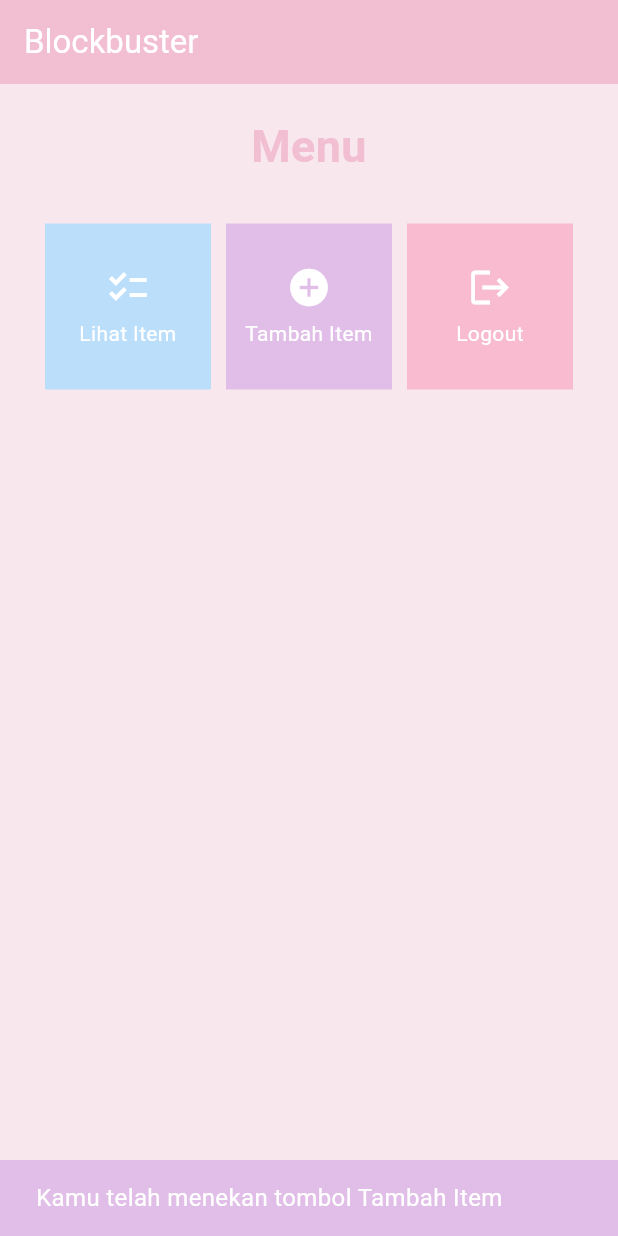
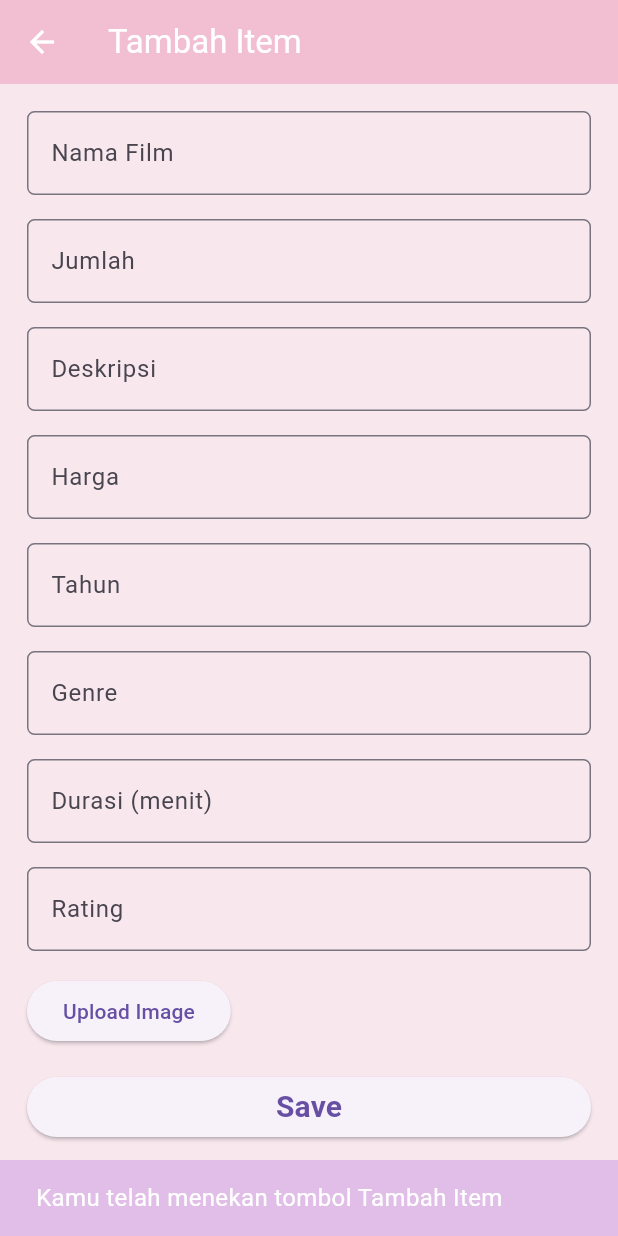
Before and after one commit to jessiruth/blockbuster-flutter, a Flutter app: the screen it shows after launch, after a tap on "Tambah Item", on a phone screen of 412 x 824 dp. Run offline on Flutter 3.47's test engine with Material 2 defaults, Android fonts, the light colour scheme and no system bars; our stand-ins replace image_picker.

Commit message:
Add file selector plugins and menu item for adding new item

```diff
--- /dev/null
+++ b/lib/models/item.dart
@@ -0,0 +1,49 @@
+class Item {
+  String name;
+  int amount;
+  String description;
+  double price;
+  int year;
+  String genre;
+  int duration;
+  double rating;
+  String image;
+
+  Item({
+    required this.name,
+    required this.amount,
+    required this.description,
+    required this.price,
+    required this.year,
+    required this.genre,
+    required this.duration,
+    required this.rating,
+    required this.image,
+  });
+
+  factory Item.fromJson(Map<String, dynamic> json) {
+    return Item(
+      name: json['name'],
+      amount: json['amount'],
+      description: json['description'],
+      price: json['price'],
+      year: json['year'],
+      genre: json['genre'],
+      duration: json['duration'],
+      rating: json['rating'],
+      image: json['image'],
+    );
+  }
+
+  Map<String, dynamic> toJson() => {
+        'name': name,
+        'amount': amount,
+        'description': description,
+        'price': price,
+        'year': year,
+        'genre': genre,
+        'duration': duration,
+        'rating': rating,
+        'image': image,
+      };
+}
--- /dev/null
+++ b/lib/screens/add_item.dart
@@ -0,0 +1,312 @@
+import 'dart:io';
+
+import 'package:image_picker/image_picker.dart';
+import 'package:flutter/material.dart';
+import 'package:blockbuster/models/item.dart';
+
+class AddItem extends StatefulWidget {
+  const AddItem({Key? key}) : super(key: key);
+
+  @override
+  State<AddItem> createState() => _AddItemState();
+}
+
+class _AddItemState extends State<AddItem> {
+  final _formKey = GlobalKey<FormState>();
+  var _item = Item(
+    name: '',
+    amount: 0,
+    description: '',
+    price: 0,
+    year: 0,
+    genre: '',
+    duration: 0,
+    rating: 0,
+    image: '',
+  );
+
+  @override
+  Widget build(BuildContext context) {
+    return Scaffold(
+        appBar: AppBar(
+          title: const Text('Tambah Item'),
+          foregroundColor: Colors.white,
+          backgroundColor: Theme.of(context).primaryColor,
+        ),
+        body: Form(
+          key: _formKey,
+          child: SingleChildScrollView(
+            padding: const EdgeInsets.all(10.0),
+            child: Column(
+              crossAxisAlignment: CrossAxisAlignment.start,
+              children: [
+                Padding(
+                  padding: const EdgeInsets.all(8.0),
+                  child: TextFormField(
+                    decoration: InputDecoration(
+                      hintText: 'Ponyo',
+                      labelText: 'Nama Film',
+                      border: OutlineInputBorder(
+                        borderRadius: BorderRadius.circular(5.0),
+                      ),
+                    ),
+                    onChanged: (String? value) {
+                      setState(() {
+                        _item.name = value!;
+                      });
+                    },
+                    validator: (String? value) {
+                      if (value == null || value.isEmpty) {
+                        return 'Nama film tidak boleh kosong';
+                      }
+                      return null;
+                    },
+                  ),
+                ),
+                Padding(
+                  padding: const EdgeInsets.all(8.0),
+                  child: TextFormField(
+                    keyboardType: TextInputType.number,
+                    decoration: InputDecoration(
+                      hintText: '10',
+                      labelText: 'Jumlah',
+                      border: OutlineInputBorder(
+                        borderRadius: BorderRadius.circular(5.0),
+                      ),
+                    ),
+                    onChanged: (String? value) {
+                      setState(() {
+                        _item.amount = int.parse(value!);
+                      });
+                    },
+                    validator: (String? value) {
+                      if (value == null || value.isEmpty) {
+                        return 'Jumlah tidak boleh kosong';
+                      }
+                      return null;
+                    },
+                  ),
+                ),
+                Padding(
+                  padding: const EdgeInsets.all(8.0),
+                  child: TextFormField(
+                    keyboardType: TextInputType.multiline,
+                    decoration: InputDecoration(
+                      hintText: 'Lorem ipsum dolor sit amet',
+                      labelText: 'Deskripsi',
+                      border: OutlineInputBorder(
+                        borderRadius: BorderRadius.circular(5.0),
+                      ),
+                    ),
+                    onChanged: (String? value) {
+                      setState(() {
+                        _item.description = value!;
+                      });
+                    },
+                    validator: (String? value) {
+                      if (value == null || value.isEmpty) {
+                        return 'Deskripsi tidak boleh kosong';
+                      }
+                      return null;
+                    },
+                  ),
+                ),
+                Padding(
+                  padding: const EdgeInsets.all(8.0),
+                  child: TextFormField(
+                    keyboardType: TextInputType.number,
+                    decoration: InputDecoration(
+                      hintText: '10000',
+                      labelText: 'Harga',
+                      border: OutlineInputBorder(
+                        borderRadius: BorderRadius.circular(5.0),
+                      ),
+                    ),
+                    onChanged: (String? value) {
+                      setState(() {
+                        _item.price = double.parse(value!);
+                      });
+                    },
+                    validator: (String? value) {
+                      if (value == null || value.isEmpty) {
+                        return 'Harga tidak boleh kosong';
+                      }
+                      return null;
+                    },
+                  ),
+                ),
+                Padding(
+                  padding: const EdgeInsets.all(8.0),
+                  child: TextFormField(
+                    keyboardType: TextInputType.number,
+                    decoration: InputDecoration(
+                      hintText: '2008',
+                      labelText: 'Tahun',
+                      border: OutlineInputBorder(
+                        borderRadius: BorderRadius.circular(5.0),
+                      ),
+                    ),
+                    onChanged: (String? value) {
+                      setState(() {
+                        _item.year = int.parse(value!);
+                      });
+                    },
+                    validator: (String? value) {
+                      if (value == null || value.isEmpty) {
+                        return 'Tahun tidak boleh kosong';
+                      }
+                      return null;
+                    },
+                  ),
+                ),
+                Padding(
+                  padding: const EdgeInsets.all(8.0),
+                  child: TextFormField(
+                    decoration: InputDecoration(
+                      hintText: 'Animation',
+                      labelText: 'Genre',
+                      border: OutlineInputBorder(
+                        borderRadius: BorderRadius.circular(5.0),
+                      ),
+                    ),
+                    onChanged: (String? value) {
+                      setState(() {
+                        _item.genre = value!;
+                      });
+                    },
+                    validator: (String? value) {
+                      if (value == null || value.isEmpty) {
+                        return 'Genre tidak boleh kosong';
+                      }
+                      return null;
+                    },
+                  ),
+                ),
+                Padding(
+                  padding: const EdgeInsets.all(8.0),
+                  child: TextFormField(
+                    keyboardType: TextInputType.number,
+                    decoration: InputDecoration(
+                      hintText: '101',
+                      labelText: 'Durasi (menit)',
+                      border: OutlineInputBorder(
+                        borderRadius: BorderRadius.circular(5.0),
+                      ),
+                    ),
+                    onChanged: (String? value) {
+                      setState(() {
+                        _item.duration = int.parse(value!);
+                      });
+                    },
+                    validator: (String? value) {
+                      if (value == null || value.isEmpty) {
+                        return 'Durasi tidak boleh kosong';
+                      }
+                      return null;
+                    },
+                  ),
+                ),
+                Padding(
+                  padding: const EdgeInsets.all(8.0),
+                  child: TextFormField(
+                    keyboardType:
+                        const TextInputType.numberWithOptions(decimal: true),
+                    decoration: InputDecoration(
+                      hintText: '7.7',
+                      labelText: 'Rating',
+                      border: OutlineInputBorder(
+                        borderRadius: BorderRadius.circular(5.0),
+                      ),
+                    ),
+                    onChanged: (String? value) {
+                      setState(() {
+                        _item.rating = double.parse(value!);
+                      });
+                    },
+                    validator: (String? value) {
+                      if (value == null || value.isEmpty) {
+                        return 'Rating tidak boleh kosong';
+                      }
+                      return null;
+                    },
+                  ),
+                ),
+                Padding(
+                  padding: const EdgeInsets.all(8.0),
+                  child: ElevatedButton(
+                    // Add Image
+                    onPressed: () async {
+                      final picker = ImagePicker();
+                      final XFile? image =
+                          await picker.pickImage(source: ImageSource.gallery);
+                      setState(() {
+                        _item.image = image!.path;
+                      });
+                    },
+                    child: const Text('Upload Image'),
+                  ),
+                ),
+                Align(
+                  alignment: Alignment.bottomCenter,
+                  child: Padding(
+                    padding: const EdgeInsets.all(8.0),
+                    child: SizedBox(
+                      width: double.infinity,
+                      child: ElevatedButton(
+                        onPressed: () {
+                          if (_formKey.currentState!.validate()) {
+                            showDialog(
+                              context: context,
+                              builder: (BuildContext context) {
+                                return AlertDialog(
+                                  title:
+                                      const Text('Film berhasil ditambahkan'),
+                                  content: SingleChildScrollView(
+                                    child: Column(
+                                      crossAxisAlignment:
+                                          CrossAxisAlignment.start,
+                                      children: [
+                                        Text('Nama: ${_item.name}'),
+                                        Text('Jumlah: ${_item.amount}'),
+                                        Text('Deskripsi: ${_item.description}'),
+                                        Text('Harga: ${_item.price}'),
+                                        Text('Tahun: ${_item.year}'),
+                                        Text('Genre: ${_item.genre}'),
+                                        Text('Durasi: ${_item.duration}'),
+                                        Text('Rating: ${_item.rating}'),
+                                        // Show Image
+                                        Image.file(File(_item.image)),
+                                      ],
+                                    ),
+                                  ),
+                                  actions: [
+                                    TextButton(
+                                      onPressed: () {
+                                        Navigator.of(context).pop();
+                                      },
+                                      child: const Text('OK'),
+                                    ),
+                                  ],
+                                );
+                              },
+                            );
+                            _formKey.currentState!.reset();
+                          }
+                        },
+                        child: const Text(
+                          'Save',
+                          style: TextStyle(
+                            fontSize: 20.0,
+                            fontWeight: FontWeight.bold,
+                          ),
+                        ),
+                      ),
+                    ),
+                  ),
+                ),
+              ],
+            ),
+          ),
+        ));
+  }
+}
--- a/lib/widgets/menu_item.dart
+++ b/lib/widgets/menu_item.dart
@@ -1,4 +1,5 @@
 import 'package:flutter/material.dart';
+import 'package:blockbuster/screens/add_item.dart';
 
 class MenuItem {
   final String name;
@@ -33,6 +34,14 @@ class MenuCard extends StatelessWidget {
                 backgroundColor: item.color,
               ),
             );
+
+          // Navigator
+          if (item.name == "Tambah Item") {
+            Navigator.push(
+              context,
+              MaterialPageRoute(builder: (context) => AddItem()),
+            );
+          }
         },
         child: Container(
           padding: const EdgeInsets.all(8),
--- a/pubspec.yaml
+++ b/pubspec.yaml
@@ -35,6 +35,7 @@ dependencies:
   # The following adds the Cupertino Icons font to your application.
   # Use with the CupertinoIcons class for iOS style icons.
   cupertino_icons: ^1.0.2
+  image_picker: ^1.0.4
 
 dev_dependencies:
   flutter_test:
```
Also changed, not shown: pubspec.lock, 6 other files.
